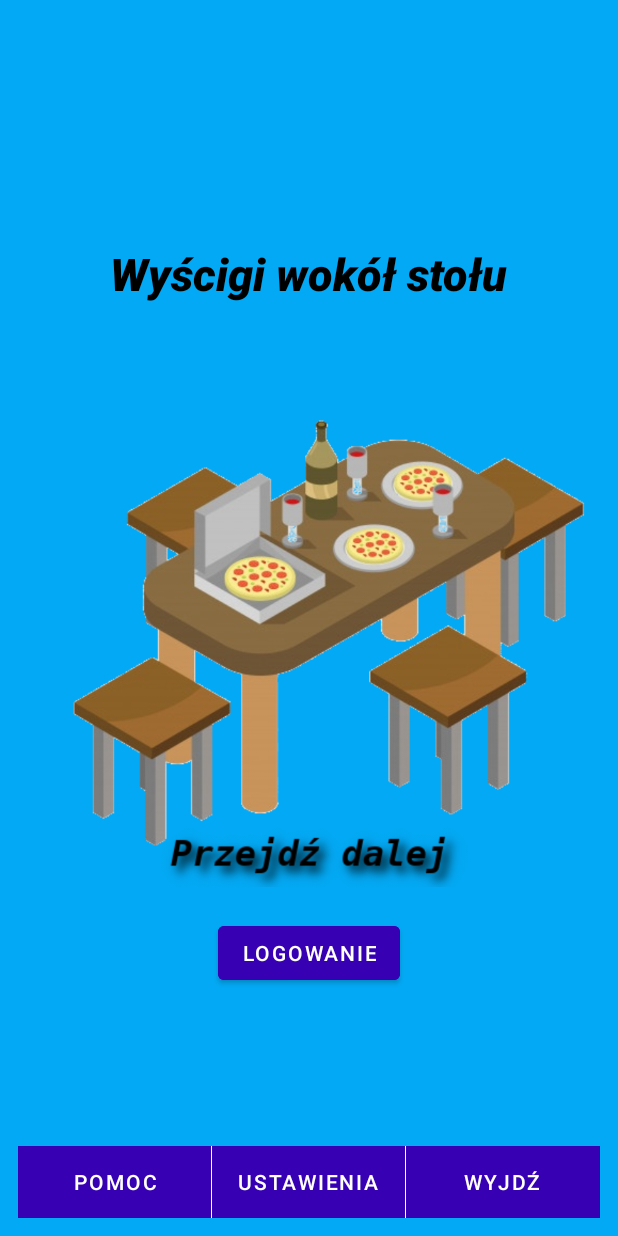
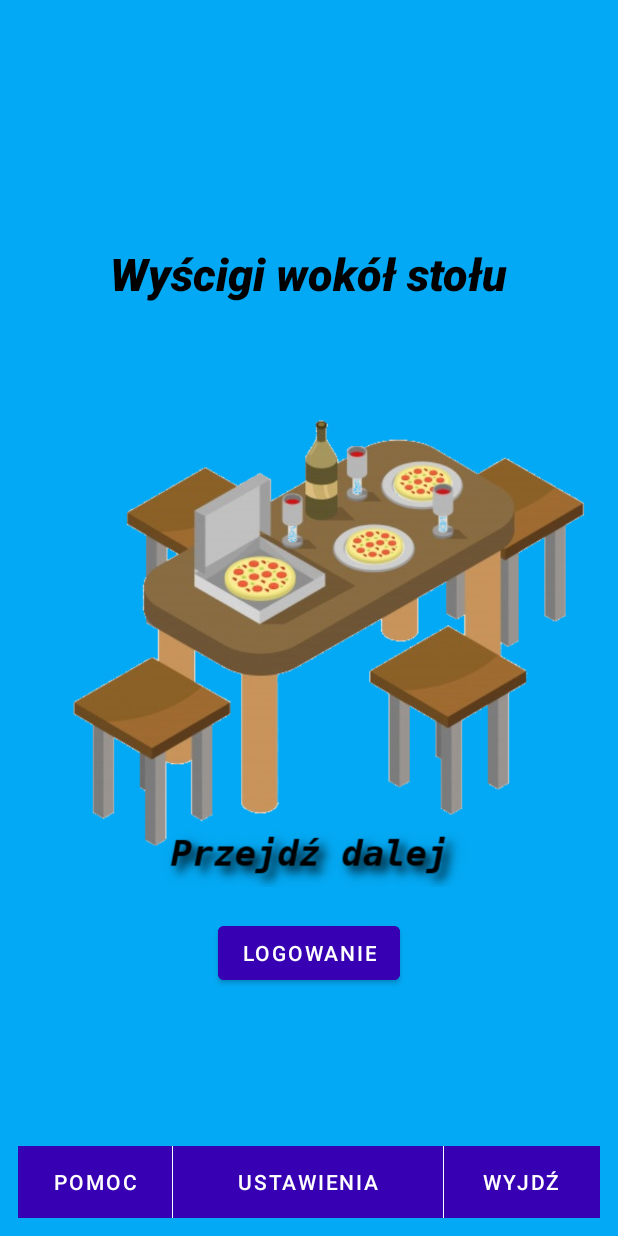
Before and after one commit to Laskos-p/Logon, an Android app: the screen it shows after launch (MainActivity), on a phone screen of 412 x 824 dp. Run offline under Robolectric (Android 15) with nearby library versions, the phone set to English and light mode, and no system bars.

Commit message:
szerokość przycisków

```diff
--- a/Wyscig/app/src/main/res/layout/activity_main.xml
+++ b/Wyscig/app/src/main/res/layout/activity_main.xml
@@ -55,7 +55,7 @@
             android:layout_width="0dp"
             android:layout_height="wrap_content"
             android:text="@string/pomoc"
-        android:layout_weight="1"
+            android:layout_weight="0.8"
             style="?android:attr/buttonBarButtonStyle"
             android:textColor="@color/white"/>
 
@@ -64,7 +64,7 @@
             android:layout_width="0dp"
             android:layout_height="wrap_content"
             android:text="@string/ustawienia"
-        android:layout_weight="1"
+            android:layout_weight="1.4"
             style="?android:attr/buttonBarButtonStyle"
             android:textColor="@color/white"/>
 
@@ -73,7 +73,7 @@
             android:layout_width="0dp"
             android:layout_height="wrap_content"
             android:text="@string/exit"
-            android:layout_weight="1"
+            android:layout_weight="0.8"
             style="?android:attr/buttonBarButtonStyle"
             android:textColor="@color/white"/>
 
```
Lines whose indentation alone changed are shown as unchanged.
